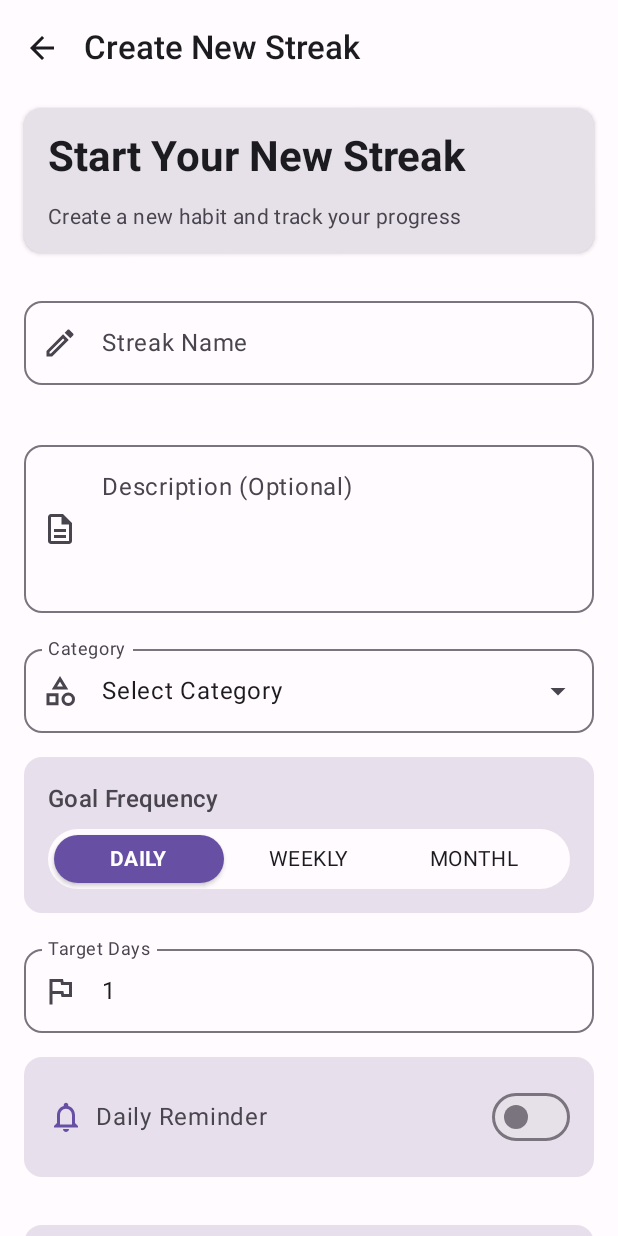
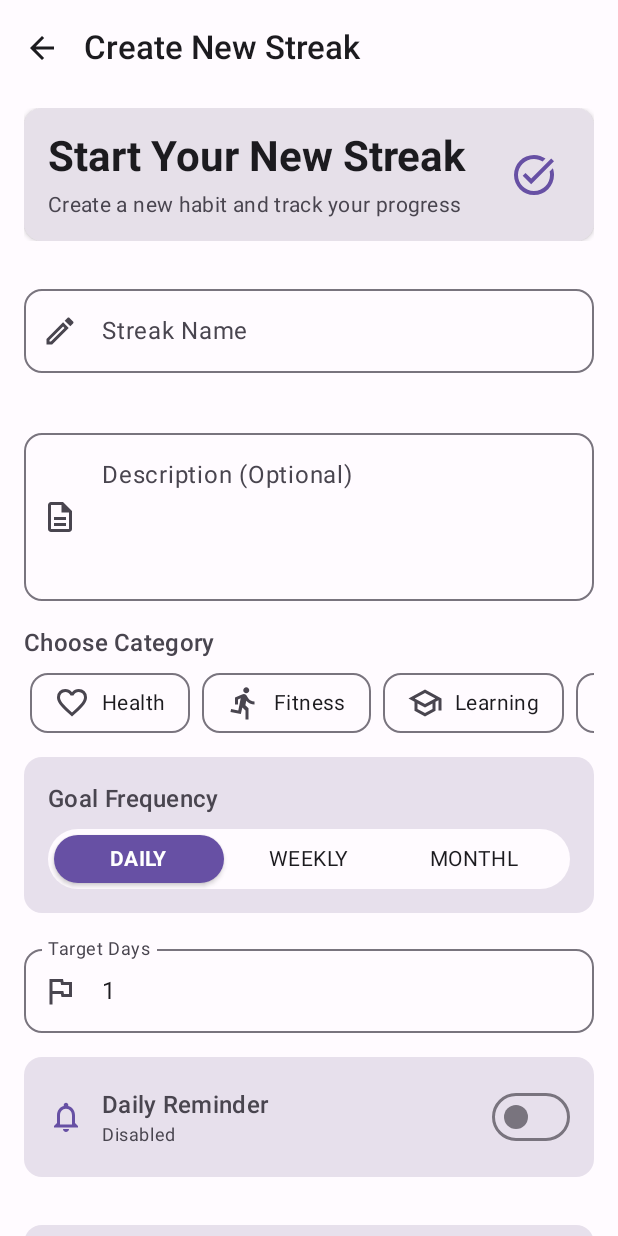
Before and after one commit to Varshithvhegde/Consistly, an Android app built with Jetpack Compose: the add_streak screen opened through its navigation route, on a phone screen of 412 x 824 dp. Run offline under Robolectric (Android 15) with nearby library versions, the phone set to English and light mode, and no system bars.

Commit message:
Improved Streak Add Screen

```diff
--- a/app/src/main/java/com/varshith/consistly/ui/screens/AddStreakScreen.kt
+++ b/app/src/main/java/com/varshith/consistly/ui/screens/AddStreakScreen.kt
@@ -1,8 +1,12 @@
 package com.varshith.consistly.ui.screens
 
 import androidx.compose.animation.*
+import androidx.compose.foundation.BorderStroke
 import androidx.compose.foundation.background
+import androidx.compose.foundation.clickable
 import androidx.compose.foundation.layout.*
+import androidx.compose.foundation.lazy.LazyRow
+import androidx.compose.foundation.lazy.items
 import androidx.compose.foundation.rememberScrollState
 import androidx.compose.foundation.shape.RoundedCornerShape
 import androidx.compose.foundation.text.KeyboardOptions
@@ -16,6 +20,8 @@ import androidx.compose.ui.Alignment
 import androidx.compose.ui.Modifier
 import androidx.compose.ui.draw.clip
 import androidx.compose.ui.graphics.Color
+import androidx.compose.ui.graphics.graphicsLayer
+import androidx.compose.ui.graphics.painter.Painter
 import androidx.compose.ui.res.painterResource
 import androidx.compose.ui.text.font.FontWeight
 import androidx.compose.ui.text.input.KeyboardType
@@ -94,29 +100,7 @@ fun AddStreakScreen(
                 .verticalScroll(rememberScrollState()),
             verticalArrangement = Arrangement.spacedBy(16.dp)
         ) {
-            Card(
-                modifier = Modifier
-                    .fillMaxWidth()
-                    .padding(vertical = 8.dp),
-                elevation = CardDefaults.cardElevation(defaultElevation = 2.dp)
-            ) {
-                Column(
-                    modifier = Modifier
-                        .fillMaxWidth()
-                        .padding(16.dp),
-                    verticalArrangement = Arrangement.spacedBy(16.dp)
-                ) {
-                    Text(
-                        text = "Start Your New Streak",
-                        style = MaterialTheme.typography.headlineMedium.copy(fontWeight = FontWeight.Bold)
-                    )
-                    Text(
-                        text = "Create a new habit and track your progress",
-                        style = MaterialTheme.typography.bodyMedium,
-                        color = MaterialTheme.colorScheme.onSurfaceVariant
-                    )
-                }
-            }
+            AnimatedHeader()
 
             // Basic Information Section
             OutlinedTextField(
@@ -168,52 +152,11 @@ fun AddStreakScreen(
             )
 
             // Category Selection
-            ExposedDropdownMenuBox(
-                expanded = showCategoryDropdown,
-                onExpandedChange = { showCategoryDropdown = it },
-                modifier = Modifier.fillMaxWidth()
-            ) {
-                OutlinedTextField(
-                    value = selectedCategory ?: "Select Category",
-                    onValueChange = {},
-                    readOnly = true,
-                    label = { Text("Category") },
-                    leadingIcon = {
-                        Icon(
-                            painter = categories.find { it.first == selectedCategory }?.second
-                                ?: painterResource(id = R.drawable.ic_category),
-                            contentDescription = "Category Icon"
-                        )
-                    },
-                    trailingIcon = { ExposedDropdownMenuDefaults.TrailingIcon(expanded = showCategoryDropdown) },
-                    modifier = Modifier
-                        .menuAnchor()
-                        .fillMaxWidth(),
-                    shape = RoundedCornerShape(12.dp)
-                )
-
-                ExposedDropdownMenu(
-                    expanded = showCategoryDropdown,
-                    onDismissRequest = { showCategoryDropdown = false }
-                ) {
-                    categories.forEach { (category, icon) ->
-                        DropdownMenuItem(
-                            text = { Text(category) },
-                            onClick = {
-                                selectedCategory = category
-                                showCategoryDropdown = false
-                            },
-                            leadingIcon = {
-                                Icon(
-                                    painter = icon,
-                                    contentDescription = null,
-                                    tint = MaterialTheme.colorScheme.primary
-                                )
-                            }
-                        )
-                    }
-                }
-            }
+            CategorySelector(
+                selectedCategory = selectedCategory,
+                onCategorySelected = { selectedCategory = it },
+                categories = categories
+            )
 
             // Frequency Selection
             Card(
@@ -251,61 +194,12 @@ fun AddStreakScreen(
             )
 
             // Reminder Section
-            Card(
-                modifier = Modifier.fillMaxWidth(),
-                colors = CardDefaults.cardColors(containerColor = MaterialTheme.colorScheme.surfaceVariant)
-            ) {
-                Column(
-                    modifier = Modifier
-                        .fillMaxWidth()
-                        .padding(16.dp),
-                    verticalArrangement = Arrangement.spacedBy(8.dp)
-                ) {
-                    Row(
-                        modifier = Modifier.fillMaxWidth(),
-                        horizontalArrangement = Arrangement.SpaceBetween,
-                        verticalAlignment = Alignment.CenterVertically
-                    ) {
-                        Row(
-                            horizontalArrangement = Arrangement.spacedBy(8.dp),
-                            verticalAlignment = Alignment.CenterVertically
-                        ) {
-                            Icon(
-                                Icons.Outlined.Notifications,
-                                contentDescription = "Reminder",
-                                tint = MaterialTheme.colorScheme.primary
-                            )
-                            Text("Daily Reminder")
-                        }
-                        Switch(
-                            checked = reminderEnabled,
-                            onCheckedChange = { reminderEnabled = it }
-                        )
-                    }
-
-                    AnimatedVisibility(
-                        visible = reminderEnabled,
-                        enter = fadeIn() + expandVertically(),
-                        exit = fadeOut() + shrinkVertically()
-                    ) {
-                        OutlinedButton(
-                            onClick = { showTimePicker = true },
-                            modifier = Modifier.fillMaxWidth(),
-                            shape = RoundedCornerShape(12.dp)
-                        ) {
-                            Icon(
-                               painter = painterResource(id = R.drawable.ic_schedule),
-                                contentDescription = "Time",
-                                modifier = Modifier.padding(end = 8.dp)
-                            )
-                            Text(
-                                reminderTime?.format(DateTimeFormatter.ofPattern("hh:mm a"))
-                                    ?: "Set Reminder Time"
-                            )
-                        }
-                    }
-                }
-            }
+            ReminderSection(
+                reminderEnabled = reminderEnabled,
+                onReminderEnabledChange = { reminderEnabled = it },
+                reminderTime = reminderTime,
+                onShowTimePicker = { showTimePicker = true }
+            )
 
             Spacer(modifier = Modifier.weight(1f))
             Card(
@@ -495,3 +389,225 @@ fun SegmentedButtons(
         }
     }
 }
+
+
+@Composable
+private fun CategorySelector(
+    selectedCategory: String?,
+    onCategorySelected: (String) -> Unit,
+    categories: List<Pair<String, Painter>>
+) {
+    var showCategoryDropdown by remember { mutableStateOf(false) }
+
+    Column(
+        modifier = Modifier.fillMaxWidth(),
+        verticalArrangement = Arrangement.spacedBy(8.dp)
+    ) {
+        Text(
+            text = "Choose Category",
+            style = MaterialTheme.typography.titleMedium,
+            color = MaterialTheme.colorScheme.onSurfaceVariant
+        )
+
+        LazyRow(
+            horizontalArrangement = Arrangement.spacedBy(8.dp),
+            contentPadding = PaddingValues(horizontal = 4.dp)
+        ) {
+            items(categories) { (category, icon) ->
+                val isSelected = category == selectedCategory
+                OutlinedCard(
+                    modifier = Modifier
+                        .animateContentSize()
+                        .clickable { onCategorySelected(category) },
+                    border = BorderStroke(
+                        width = 1.dp,
+                        color = if (isSelected)
+                            MaterialTheme.colorScheme.primary
+                        else
+                            MaterialTheme.colorScheme.outline
+                    ),
+                    colors = CardDefaults.outlinedCardColors(
+                        containerColor = if (isSelected)
+                            MaterialTheme.colorScheme.primaryContainer
+                        else
+                            MaterialTheme.colorScheme.surface
+                    )
+                ) {
+                    Row(
+                        modifier = Modifier
+                            .padding(horizontal = 16.dp, vertical = 8.dp),
+                        horizontalArrangement = Arrangement.spacedBy(8.dp),
+                        verticalAlignment = Alignment.CenterVertically
+                    ) {
+                        Icon(
+                            painter = icon,
+                            contentDescription = null,
+                            tint = if (isSelected)
+                                MaterialTheme.colorScheme.primary
+                            else
+                                MaterialTheme.colorScheme.onSurfaceVariant
+                        )
+                        Text(
+                            text = category,
+                            style = MaterialTheme.typography.bodyMedium.copy(
+                                fontWeight = if (isSelected)
+                                    FontWeight.Bold
+                                else
+                                    FontWeight.Normal
+                            )
+                        )
+                    }
+                }
+            }
+        }
+    }
+}
+@Composable
+private fun ReminderSection(
+    reminderEnabled: Boolean,
+    onReminderEnabledChange: (Boolean) -> Unit,
+    reminderTime: LocalTime?,
+    onShowTimePicker: () -> Unit
+) {
+    Card(
+        modifier = Modifier
+            .fillMaxWidth()
+            .animateContentSize(),
+        colors = CardDefaults.cardColors(
+            containerColor = MaterialTheme.colorScheme.surfaceVariant
+        )
+    ) {
+        Column(
+            modifier = Modifier
+                .fillMaxWidth()
+                .padding(16.dp),
+            verticalArrangement = Arrangement.spacedBy(16.dp)
+        ) {
+            Row(
+                modifier = Modifier.fillMaxWidth(),
+                horizontalArrangement = Arrangement.SpaceBetween,
+                verticalAlignment = Alignment.CenterVertically
+            ) {
+                Row(
+                    horizontalArrangement = Arrangement.spacedBy(12.dp),
+                    verticalAlignment = Alignment.CenterVertically
+                ) {
+                    Icon(
+                        imageVector = if (reminderEnabled)
+                            Icons.Filled.Notifications
+                        else
+                            Icons.Outlined.Notifications,
+                        contentDescription = "Reminder",
+                        tint = MaterialTheme.colorScheme.primary
+                    )
+                    Column {
+                        Text(
+                            text = "Daily Reminder",
+                            style = MaterialTheme.typography.titleMedium
+                        )
+                        Text(
+                            text = if (reminderEnabled) "Enabled" else "Disabled",
+                            style = MaterialTheme.typography.bodySmall,
+                            color = MaterialTheme.colorScheme.onSurfaceVariant
+                        )
+                    }
+                }
+                Switch(
+                    checked = reminderEnabled,
+                    onCheckedChange = onReminderEnabledChange,
+                    colors = SwitchDefaults.colors(
+                        checkedThumbColor = MaterialTheme.colorScheme.primary,
+                        checkedTrackColor = MaterialTheme.colorScheme.primaryContainer,
+                        uncheckedThumbColor = MaterialTheme.colorScheme.outline,
+                        uncheckedTrackColor = MaterialTheme.colorScheme.surfaceVariant
+                    )
+                )
+            }
+
+            AnimatedVisibility(
+                visible = reminderEnabled,
+                enter = fadeIn() + expandVertically(),
+                exit = fadeOut() + shrinkVertically()
+            ) {
+                OutlinedCard(
+                    onClick = onShowTimePicker,
+                    modifier = Modifier.fillMaxWidth()
+                ) {
+                    Row(
+                        modifier = Modifier
+                            .fillMaxWidth()
+                            .padding(16.dp),
+                        horizontalArrangement = Arrangement.spacedBy(12.dp),
+                        verticalAlignment = Alignment.CenterVertically
+                    ) {
+                        Icon(
+                            painter = painterResource(id = R.drawable.ic_schedule),
+                            contentDescription = "Time",
+                            tint = MaterialTheme.colorScheme.primary
+                        )
+                        Text(
+                            text = reminderTime?.format(
+                                DateTimeFormatter.ofPattern("hh:mm a")
+                            ) ?: "Set Reminder Time",
+                            style = MaterialTheme.typography.bodyLarge
+                        )
+                    }
+                }
+            }
+        }
+    }
+}
+
+@Composable
+private fun AnimatedHeader() {
+    var isAnimated by remember { mutableStateOf(false) }
+
+    LaunchedEffect(Unit) {
+        isAnimated = true
+    }
+
+    Card(
+        modifier = Modifier
+            .fillMaxWidth()
+            .padding(vertical = 8.dp)
+            .graphicsLayer {
+                alpha = if (isAnimated) 1f else 0f
+                translationY = if (isAnimated) 0f else 50f
+            }
+            .animateContentSize(),
+        elevation = CardDefaults.cardElevation(defaultElevation = 2.dp)
+    ) {
+        Row(
+            modifier = Modifier
+                .fillMaxWidth()
+                .padding(16.dp),
+            horizontalArrangement = Arrangement.SpaceBetween,
+            verticalAlignment = Alignment.CenterVertically
+        ) {
+            Column(
+                modifier = Modifier.weight(1f),
+                verticalArrangement = Arrangement.spacedBy(8.dp)
+            ) {
+                Text(
+                    text = "Start Your New Streak",
+                    style = MaterialTheme.typography.headlineMedium.copy(
+                        fontWeight = FontWeight.Bold
+                    )
+                )
+                Text(
+                    text = "Create a new habit and track your progress",
+                    style = MaterialTheme.typography.bodyMedium,
+                    color = MaterialTheme.colorScheme.onSurfaceVariant
+                )
+            }
+            Icon(
+                painter = painterResource(id = R.drawable.ic_task_alt),
+                contentDescription = null,
+                modifier = Modifier
+                    .size(48.dp)
+                    .padding(8.dp),
+                tint = MaterialTheme.colorScheme.primary
+            )
+        }
+    }
+}
--- /dev/null
+++ b/app/src/main/res/drawable/ic_remove.xml
@@ -0,0 +1,9 @@
+<vector xmlns:android="http://schemas.android.com/apk/res/android"
+    android:width="24dp"
+    android:height="24dp"
+    android:viewportWidth="960"
+    android:viewportHeight="960">
+  <path
+      android:pathData="M200,520v-80h560v80L200,520Z"
+      android:fillColor="#e8eaed"/>
+</vector>
```
Also changed, not shown: app/src/main/java/com/varshith/consistly/ui/components/StreakCard.kt (+0 -34 lines).
